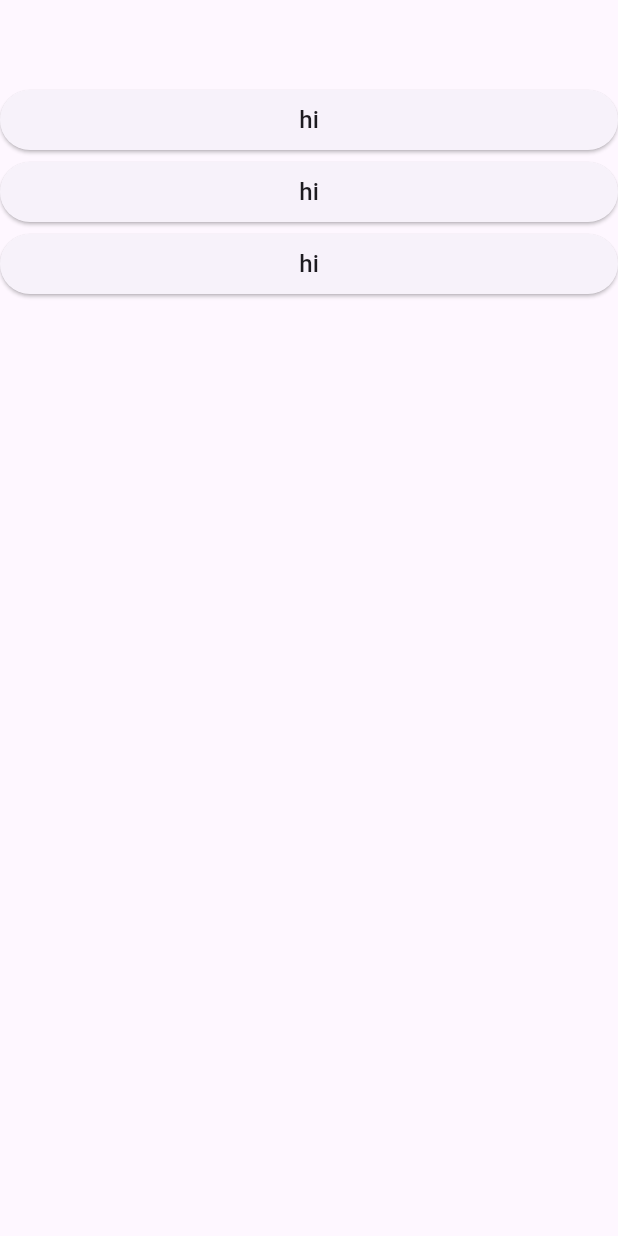
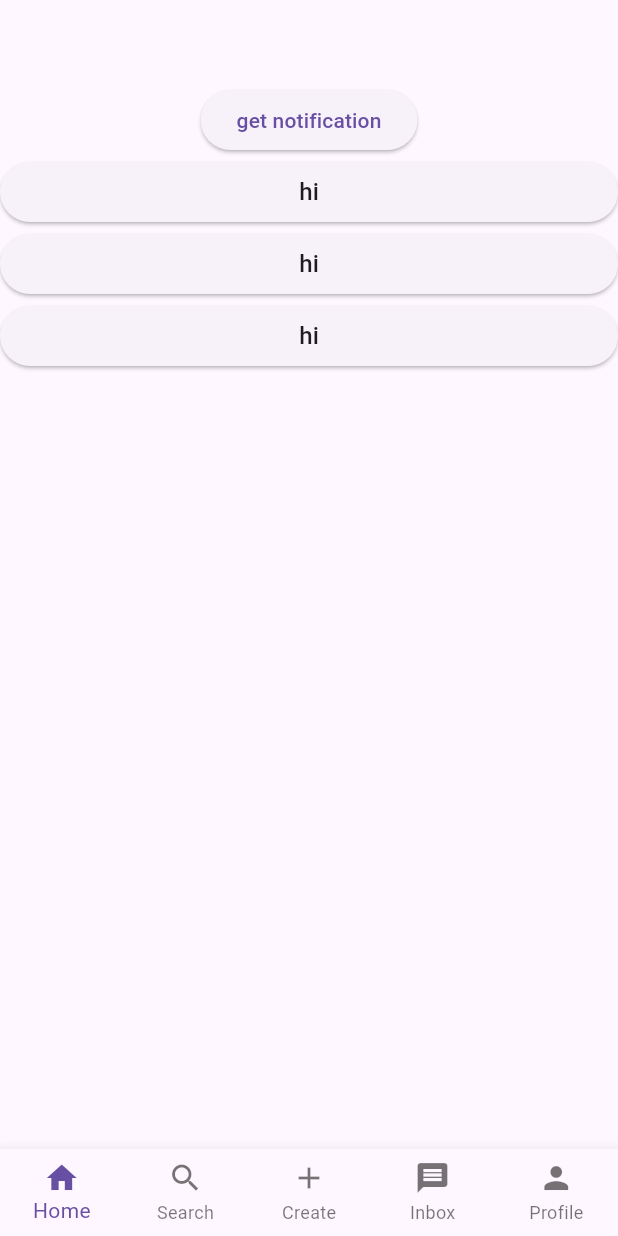
Before and after one commit to ImACoose/flutterAPIListTest, a Flutter app: the screen it shows after launch, on a phone screen of 412 x 824 dp. Run offline on Flutter 3.47's test engine with Material 3 defaults, Android fonts, the phone set to English and light mode, and no system bars; our stand-ins replace dio, freezed_annotation.

Commit message:
added awesome_notifications, changed sdk stuff to 34 and added a bottom nav bar

```diff
--- a/lib/main.dart
+++ b/lib/main.dart
@@ -5,15 +5,46 @@ void main() {
   runApp(const MainApp());
 }
 
-class MainApp extends StatelessWidget {
+class MainApp extends StatefulWidget {
   const MainApp({super.key});
+
+  @override
+  State<MainApp> createState() => _MainAppState();
+}
+
+class _MainAppState extends State<MainApp> {
+  int _selectedIndex = 0;
+
+  void _onTapped(index) {
+    setState(() {
+      _selectedIndex = index;
+    });
+  }
 
   @override
   Widget build(BuildContext context) {
     return MaterialApp(
       home: Scaffold(
         appBar: AppBar(),
+        bottomNavigationBar: BottomNavigationBar(
+          type: BottomNavigationBarType.fixed,
+          items: [
+            BottomNavigationBarItem(icon: Icon(Icons.home), label: 'Home'),
+            BottomNavigationBarItem(icon: Icon(Icons.search), label: 'Search'),
+            BottomNavigationBarItem(icon: Icon(Icons.add), label: 'Create'),
+            BottomNavigationBarItem(icon: Icon(Icons.message), label: 'Inbox'),
+            BottomNavigationBarItem(icon: Icon(Icons.person), label: 'Profile')
+          ],
+          currentIndex: _selectedIndex,
+          onTap: _onTapped,
+        ),
         body: Center(
+          child: Column(
+            children: [
+              ElevatedButton(
+                  onPressed: () {}, child: const Text('get notification')),
+              SizedBox(
+                height: 200,
                 child: ListView.builder(
                     itemCount: 3,
                     itemBuilder: ((context, index) => ElevatedButton(
@@ -21,7 +52,8 @@ class MainApp extends StatelessWidget {
                             Navigator.push(
                               context,
                               MaterialPageRoute(
-                            builder: (context) => const InformationPage()),
+                                  builder: (context) =>
+                                      const InformationPage()),
                             );
                           },
                           child: Text(
@@ -29,6 +61,9 @@ class MainApp extends StatelessWidget {
                             style: Theme.of(context).textTheme.titleMedium,
                           ),
                         ))),
+              ),
+            ],
+          ),
         ),
       ),
     );
--- a/pubspec.yaml
+++ b/pubspec.yaml
@@ -7,6 +7,7 @@ environment:
   sdk: '>=3.1.0 <4.0.0'
 
 dependencies:
+  awesome_notifications: ^0.7.0
   dio: ^5.4.0
   flutter:
     sdk: flutter
```
Also changed, not shown: pubspec.lock, 7 other files. Lines whose indentation alone changed are shown as unchanged.
